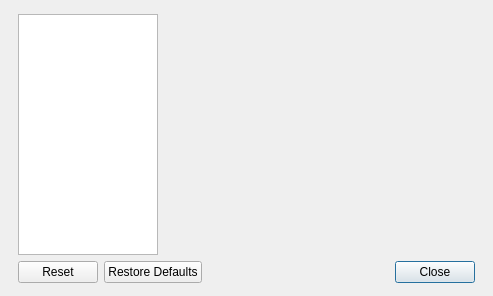
The window that ui/windows/settings/settingsDialog.ui (smartboyhw/speechcontrol) describes before a commit, drawn with Qt 5.
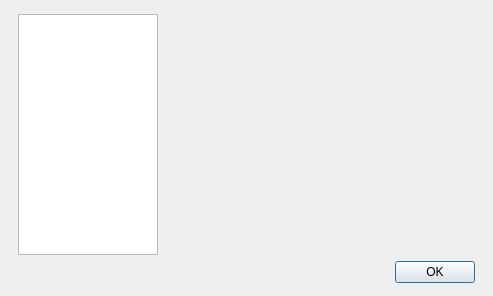
The same window after the commit.

Commit message: Added plug-ins panel. Need to actually work on plug-in functionality, though.

What changed in the file:
```diff
--- a/ui/windows/settings/settingsDialog.ui
+++ b/ui/windows/settings/settingsDialog.ui
@@ -51,7 +51,7 @@
     <item row="1" column="0" colspan="2">
      <widget class="QDialogButtonBox" name="buttonBox">
       <property name="standardButtons">
-       <set>QDialogButtonBox::Close|QDialogButtonBox::Reset|QDialogButtonBox::RestoreDefaults</set>
+       <set>QDialogButtonBox::Ok</set>
       </property>
      </widget>
     </item>
```
The commit also changes 6 other files.
